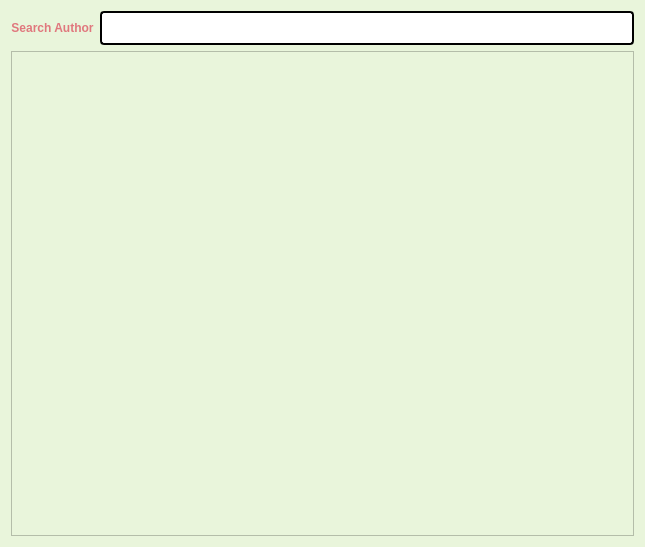
salmajaghoua23/Library, file authorsList.ui: the form before one commit.
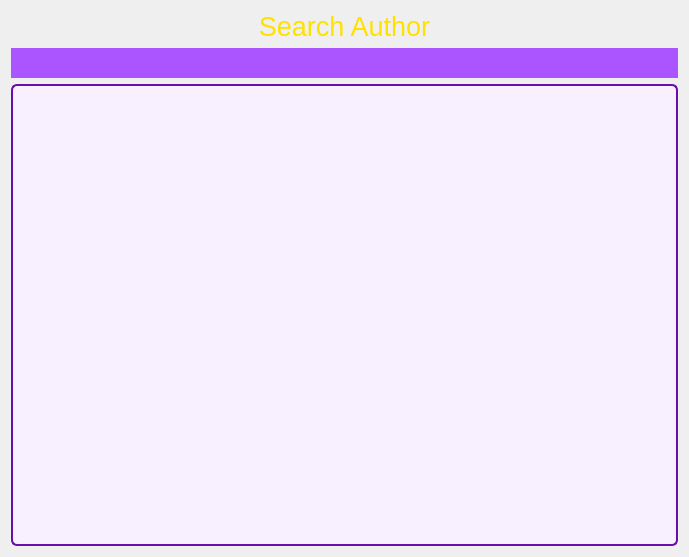
The form after the commit. Icons and pictures are not drawn.

Diff of the .ui file:
```diff
--- a/authorsList.ui
+++ b/authorsList.ui
@@ -6,29 +6,28 @@
    <rect>
     <x>0</x>
     <y>0</y>
-    <width>645</width>
-    <height>547</height>
+    <width>689</width>
+    <height>557</height>
    </rect>
   </property>
   <property name="windowTitle">
    <string>Dialog</string>
   </property>
   <property name="styleSheet">
-   <string notr="true">background-color:#e9f5db;</string>
+   <string notr="true">
+   background-image: url(:/fleurBook.jpg);
+</string>
   </property>
   <layout class="QVBoxLayout" name="verticalLayout_2">
    <item>
-    <layout class="QVBoxLayout" name="verticalLayout">
-     <item>
-      <layout class="QHBoxLayout" name="horizontalLayout">
-       <item>
         <widget class="QLabel" name="label_9">
          <property name="styleSheet">
           <string notr="true">font: 14pt &quot;georgia&quot;;
-color: #e0777d;</string>
+color:rgb(255, 225, 0);
+font: 700 12pt &quot;Segoe UI&quot;;</string>
          </property>
          <property name="text">
-          <string>&lt;html&gt;&lt;head/&gt;&lt;body&gt;&lt;p align=&quot;center&quot;&gt;&lt;span style=&quot; font-weight:700;&quot;&gt;Search Author&lt;/span&gt;&lt;/p&gt;&lt;/body&gt;&lt;/html&gt;</string>
+      <string>&lt;html&gt;&lt;head/&gt;&lt;body&gt;&lt;p align=&quot;center&quot;&gt;&lt;span style=&quot; font-size:20pt;&quot;&gt;Search Author&lt;/span&gt;&lt;/p&gt;&lt;/body&gt;&lt;/html&gt;</string>
          </property>
         </widget>
        </item>
@@ -36,20 +35,36 @@
         <widget class="QLineEdit" name="value">
          <property name="styleSheet">
           <string notr="true">QLineEdit{
-	background-color: rgb(255, 255, 255);
-	 border: 2px  solid;
-     border-radius: 4px;
-	font: 24px
-}</string>
+	background: rgb(170, 85, 255);
+	 border: 2px  ;
+     border-radius: 16px;
+	font: 24px;
+    color: #4B0082;
+}
+
+
+QLineEdit:focus {
+    border: 2px solid #B57EDC;
+}
+</string>
          </property>
         </widget>
        </item>
-      </layout>
-     </item>
+   <item>
+    <layout class="QVBoxLayout" name="verticalLayout">
+     <item>
+      <layout class="QHBoxLayout" name="horizontalLayout">
      <item>
       <widget class="QTableView" name="authorTableView">
        <property name="styleSheet">
-        <string notr="true">QHeaderView::section { background-color: #e0777d; font: 16 px solid;color:white;}</string>
+          <string notr="true">
+    font: 16pt &quot;Georgia&quot;;
+    border: 2px solid #6A0DAD;  /* Purple border */
+    border-radius: 6px;
+    color: #4B0082;  /* Dark purple text */
+    background-color: #F8F0FF;  /* Light lavender background */
+  
+</string>
        </property>
        <property name="selectionMode">
         <enum>QAbstractItemView::SingleSelection</enum>
@@ -61,6 +76,8 @@
         <bool>false</bool>
        </attribute>
       </widget>
+       </item>
+      </layout>
      </item>
     </layout>
    </item>
```
Left out of the diff: 4 changed lines with no effect on the pictures. Lines whose indentation alone changed are shown as unchanged.
